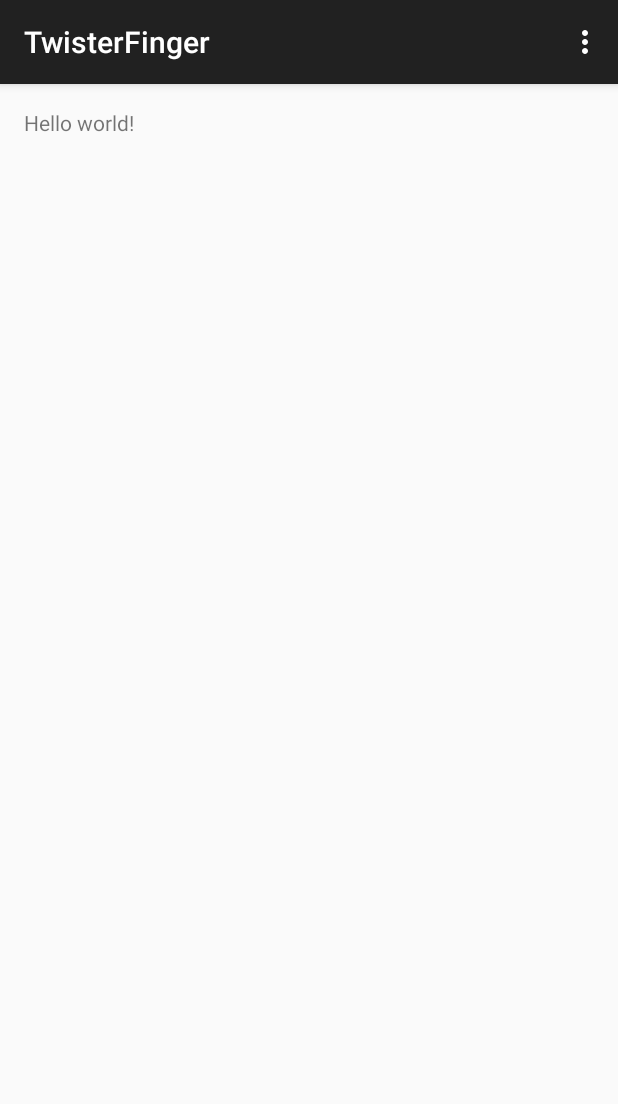
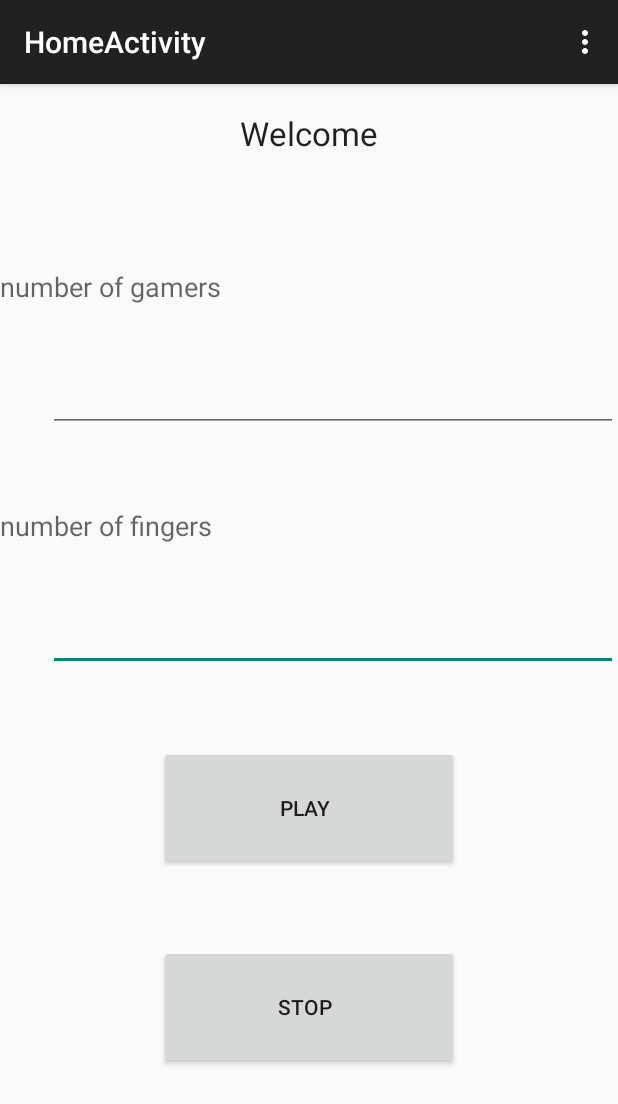
Before and after one commit to elmahdibenhadda/TwisterFingerChal, an Android app: the screen it shows after launch (MainActivity before the commit, HomeActivity after it), on a phone screen of 412 x 824 dp. Shown: the top 1104 px of the screen. Run offline under Robolectric (Android 15) with nearby library versions, the phone set to English and light mode, and no system bars.

Commit message:
Vibreur + Son + classes joueur, theGame, Fingers, Colors

```diff
--- a/app/build.gradle
+++ b/app/build.gradle
@@ -22,4 +22,5 @@ android {
 dependencies {
     compile fileTree(dir: 'libs', include: ['*.jar'])
     compile 'com.android.support:appcompat-v7:21.0.3'
+    compile 'com.google.android.gms:play-services:6.5.87'
 }
--- /dev/null
+++ b/app/src/main/java/com/example/mehdi/twisterfinger/HomeActivity.java
@@ -0,0 +1,127 @@
+package com.example.mehdi.twisterfinger;
+
+import android.content.Context;
+import android.media.MediaPlayer;
+import android.media.MediaRecorder;
+import android.os.PowerManager;
+import android.os.Vibrator;
+import android.support.v7.app.ActionBarActivity;
+import android.os.Bundle;
+import android.util.Log;
+import android.view.Menu;
+import android.view.MenuItem;
+import android.view.View;
+import android.widget.Button;
+import android.widget.Toast;
+
+import com.example.mehdi.twisterfinger.sound.SoundMetter;
+
+import java.io.IOException;
+import java.util.Timer;
+import java.util.TimerTask;
+
+
+public class HomeActivity extends ActionBarActivity {
+
+    private Button btnPlay = null;
+    private Button btnStopSound = null;
+    private SoundMetter mngSound = null;
+    private MediaRecorder mRecorder = null;
+    private Timer timer = null;
+    private RecorderTask recorderTask = null;
+
+    @Override
+    protected void onCreate(Bundle savedInstanceState) {
+        super.onCreate(savedInstanceState);
+        setContentView(R.layout.activity_home);
+
+
+        mngSound = new SoundMetter();
+
+
+
+        btnPlay = (Button) findViewById(R.id.playButton);
+        btnStopSound = (Button) findViewById(R.id.stopSound);
+
+        btnPlay.setOnClickListener(new View.OnClickListener() {
+            @Override
+            public void onClick(View v) {
+                timer = new Timer();
+                recorderTask = new RecorderTask(mngSound);
+                timer.scheduleAtFixedRate(recorderTask, 0, 1000);
+
+                Toast.makeText(getApplicationContext(), "recording audio", Toast.LENGTH_LONG).show();
+            }
+
+        });
+
+        btnStopSound.setOnClickListener(new View.OnClickListener() {
+            @Override
+            public void onClick(View v) {
+                Log.e("msg : ","CLICKED");
+                vibrateOrSound();
+            }
+        });
+    }
+
+
+    @Override
+    public boolean onCreateOptionsMenu(Menu menu) {
+        // Inflate the menu; this adds items to the action bar if it is present.
+        getMenuInflater().inflate(R.menu.menu_home, menu);
+        return true;
+    }
+
+    public void vibrateOrSound(){
+        Vibrator vib = (Vibrator) getSystemService(Context.VIBRATOR_SERVICE);
+        MediaPlayer mediaPlayer = null;
+        if(vib.hasVibrator()){
+            vib.vibrate(500);//500ms
+            Log.e("msg","hasVibrator");
+        }
+        else{
+            mediaPlayer = MediaPlayer.create(this, R.raw.endgame);
+            mediaPlayer.start();
+            Log.e("msg","NO VIBer");
+        }
+
+    }
+
+    @Override
+    public boolean onOptionsItemSelected(MenuItem item) {
+        // Handle action bar item clicks here. The action bar will
+        // automatically handle clicks on the Home/Up button, so long
+        // as you specify a parent activity in AndroidManifest.xml.
+        int id = item.getItemId();
+
+        //noinspection SimplifiableIfStatement
+        if (id == R.id.action_settings) {
+            return true;
+        }
+
+        return super.onOptionsItemSelected(item);
+
+    }
+}
+
+ class RecorderTask extends TimerTask {
+    private SoundMetter recorder;
+
+    public RecorderTask(SoundMetter recorder) {
+        this.recorder = recorder;
+        this.recorder.start();
+    }
+
+    public void run() {
+        while(recorder.getAmplitude() > 7){
+            // tournerLaRoulettePendant(Xsec);
+            Log.e("msg : ","Catourne");
+        }
+        Log.i("", "amplitude is" + recorder.getAmplitude());
+    }
+
+     public void stop(){
+         this.recorder.stop();
+     }
+
+}
--- /dev/null
+++ b/app/src/main/res/layout/activity_home.xml
@@ -0,0 +1,99 @@
+<?xml version="1.0" encoding="utf-8"?>
+<LinearLayout
+    xmlns:android="http://schemas.android.com/apk/res/android"
+    android:layout_width="fill_parent"
+    android:layout_height="fill_parent"
+    android:orientation="vertical"
+    android:weightSum="100">
+
+
+    <!-- Logo Start-->
+    <!-- Logo Ends -->
+
+    <!-- Logo Start-->
+    <!-- Logo Ends -->
+
+    <TextView
+        android:id="@+id/biosharelabel"
+        android:layout_width="wrap_content"
+        android:layout_height="0dp"
+        android:layout_weight="10"
+        android:layout_gravity="center"
+        android:layout_marginTop="18dp"
+        android:text="@string/title_home_page"
+        android:textAppearance="?android:attr/textAppearanceLarge" />
+
+    <TextView
+        android:id="@+id/nbrGamersLabel"
+        android:layout_width="fill_parent"
+        android:layout_height="0dp"
+        android:layout_weight="10"
+        android:layout_alignParentLeft="true"
+        android:layout_below="@+id/biosharelabel"
+        android:layout_marginTop="50dp"
+        android:text="@string/nbrJoueur"
+        android:textAppearance="?android:attr/textAppearanceMedium" />
+
+    <EditText
+        android:id="@+id/nbrGamersEdit"
+        android:layout_width="fill_parent"
+        android:layout_height="0dp"
+        android:layout_weight="10"
+        android:layout_alignBottom="@+id/usernamelabel"
+        android:layout_marginLeft="32dip"
+        android:layout_toRightOf="@+id/usernamelabel"
+        android:ems="10"
+        android:inputType="text">
+        <requestFocus />
+    </EditText>
+
+    <TextView
+        android:id="@+id/nbrFingersLabel"
+        android:layout_width="fill_parent"
+        android:layout_height="0dp"
+        android:layout_weight="10"
+        android:layout_alignParentLeft="true"
+        android:layout_below="@+id/biosharelabel"
+        android:layout_marginTop="50dp"
+        android:text="@string/nbrFingers"
+        android:textAppearance="?android:attr/textAppearanceMedium" />
+
+    <EditText
+        android:id="@+id/nbrFingersEdit"
+        android:layout_width="fill_parent"
+        android:layout_height="0dp"
+        android:layout_weight="10"
+        android:layout_alignBottom="@+id/usernamelabel"
+        android:layout_marginLeft="32dip"
+        android:layout_toRightOf="@+id/usernamelabel"
+        android:ems="10"
+        android:inputType="text">
+        <requestFocus />
+    </EditText>
+
+
+
+
+    <Button
+        android:id="@+id/playButton"
+        android:layout_width="200dp"
+        android:layout_height="0dp"
+        android:layout_weight="15"
+        android:paddingLeft="5dp"
+        android:layout_gravity="center"
+        android:onClick="login"
+        android:text="@string/toGame"
+        android:layout_marginTop="50dp"/>
+
+    <Button
+        android:id="@+id/stopSound"
+        android:layout_width="200dp"
+        android:layout_height="0dp"
+        android:layout_weight="15"
+        android:paddingLeft="5dp"
+        android:layout_gravity="center"
+        android:onClick="login"
+        android:text="stop"
+        android:layout_marginTop="50dp"/>
+
+</LinearLayout>
--- /dev/null
+++ b/app/src/main/res/menu/menu_home.xml
@@ -0,0 +1,7 @@
+<menu xmlns:android="http://schemas.android.com/apk/res/android"
+    xmlns:app="http://schemas.android.com/apk/res-auto"
+    xmlns:tools="http://schemas.android.com/tools"
+    tools:context="com.example.mehdi.twisterfinger.HomeActivity">
+    <item android:id="@+id/action_settings" android:title="@string/action_settings"
+        android:orderInCategory="100" app:showAsAction="never" />
+</menu>
--- a/app/src/main/res/values/strings.xml
+++ b/app/src/main/res/values/strings.xml
@@ -4,5 +4,12 @@
     <string name="app_name">TwisterFinger</string>
     <string name="hello_world">Hello world!</string>
     <string name="action_settings">Settings</string>
+    <string name="title_activity_home">HomeActivity</string>
+    <string name="title_home_page">Welcome</string>
+    <string name="nbrJoueur">number of gamers </string>
+    <string name="nbrFingers">number of fingers </string>
+    <string name="toGame">PLAY</string>
+
+
 
 </resources>
```
Also changed, not shown: app/src/main/AndroidManifest.xml (+22 -0 lines), app/src/main/java/com/example/mehdi/twisterfinger/roulette/Colors.java (added, +7 -0 lines), app/src/main/java/com/example/mehdi/twisterfinger/roulette/Fingers.java (added, +8 -0 lines), app/src/main/java/com/example/mehdi/twisterfinger/roulette/Joueur.java (added, +17 -0 lines), app/src/main/java/com/example/mehdi/twisterfinger/roulette/TheGame.java (added, +45 -0 lines), app/src/main/java/com/example/mehdi/twisterfinger/sound/SoundMetter.java (added, +62 -0 lines), 1 other file.
